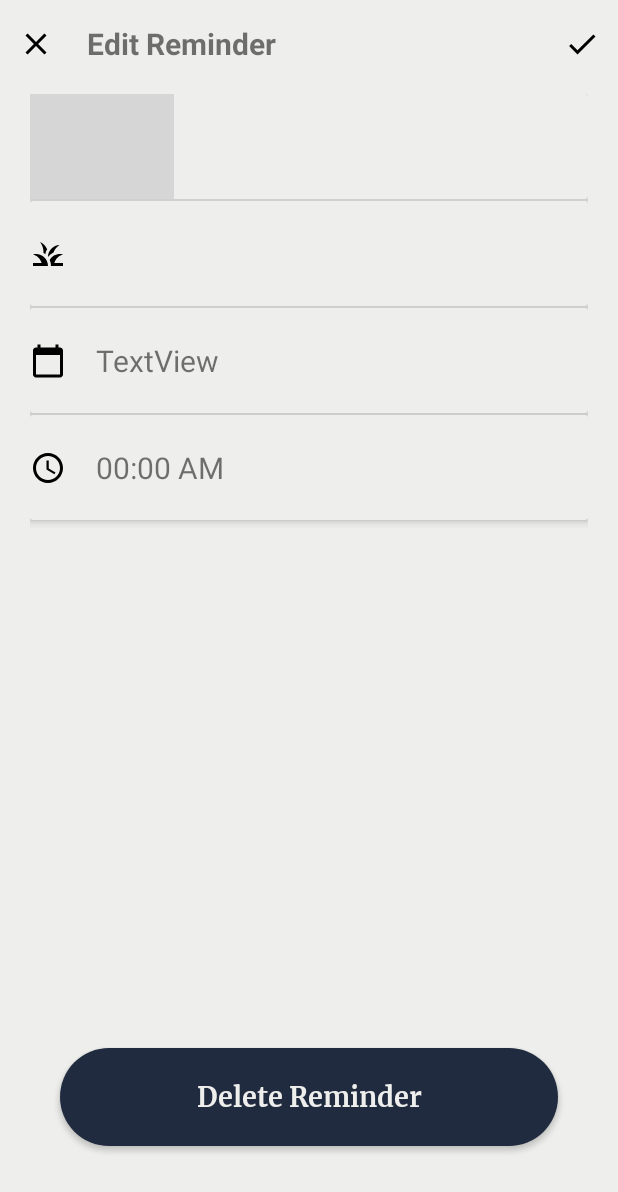
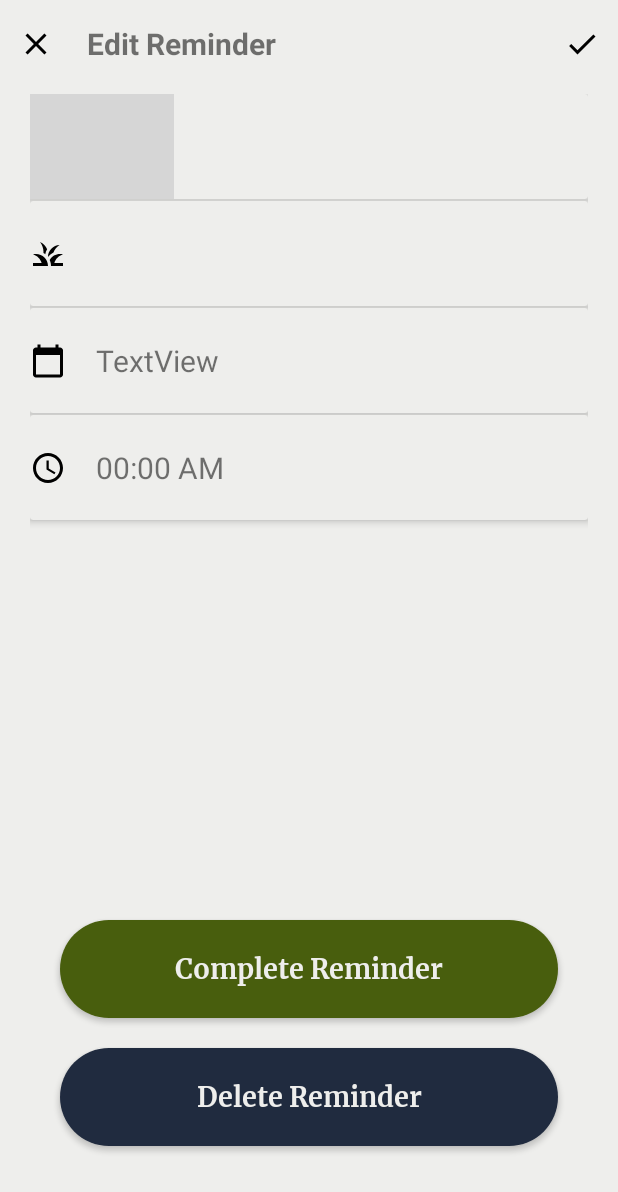
Before and after one commit to KonoDi00Da/plantaid_redesign, an Android app: the PlantCare_Edit_Reminder screen opened directly, with no data from a screen before it, on a phone screen of 412 x 824 dp. Shown: the top 1192 px of the screen. Run offline under Robolectric (Android 15) with nearby library versions, the light colour scheme and no system bars; our stand-ins replace Firebase (no records; nobody signed in at launch, a user with empty details on screens opened directly); libraries missing offline, so code that uses them is left out: com.github.hariprasanths.bounceview; 4 statements that could not run were skipped; grey boxes are pictures that could not be loaded.

Commit message:
added finish reminder button

```diff
--- a/app/src/main/res/layout/activity_plant_care_edit_reminder.xml
+++ b/app/src/main/res/layout/activity_plant_care_edit_reminder.xml
@@ -224,4 +224,25 @@
         app:layout_constraintEnd_toEndOf="parent"
         app:layout_constraintStart_toStartOf="parent" />
 
+    <androidx.appcompat.widget.AppCompatButton
+        android:id="@+id/btnFinishReminder"
+        android:background="@drawable/btn_rounded"
+        android:backgroundTint="@color/dark_green"
+        android:textColor="@color/fake_white"
+        android:textAllCaps="false"
+        android:textSize="18sp"
+        android:shadowColor="@color/bluish_black"
+        android:elevation="10dp"
+        android:layout_marginStart="40dp"
+        android:layout_marginEnd="40dp"
+        android:layout_marginBottom="20dp"
+        android:fontFamily="@font/merriweather_bold"
+        android:layout_width="match_parent"
+        android:layout_height="65dp"
+        android:text="Complete Reminder"
+        app:layout_constraintBottom_toTopOf="@+id/btnRemoveReminder"
+        app:layout_constraintEnd_toEndOf="parent"
+        app:layout_constraintStart_toStartOf="parent" />
+
+
 </androidx.constraintlayout.widget.ConstraintLayout>
```
Also changed, not shown: app/src/main/java/com/example/plantaid_redesign/MyGarden/PlantCare_Edit_Reminder.java (+43 -1 lines), app/src/main/res/layout/cardview_complete_reminder.xml (added, +50 -0 lines).
